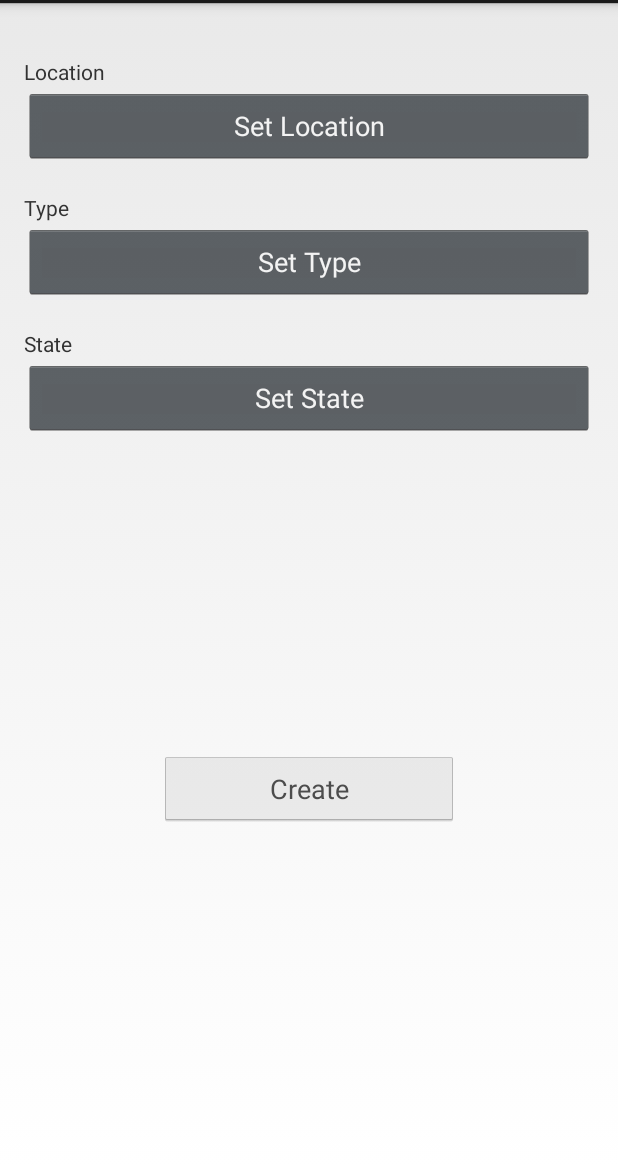
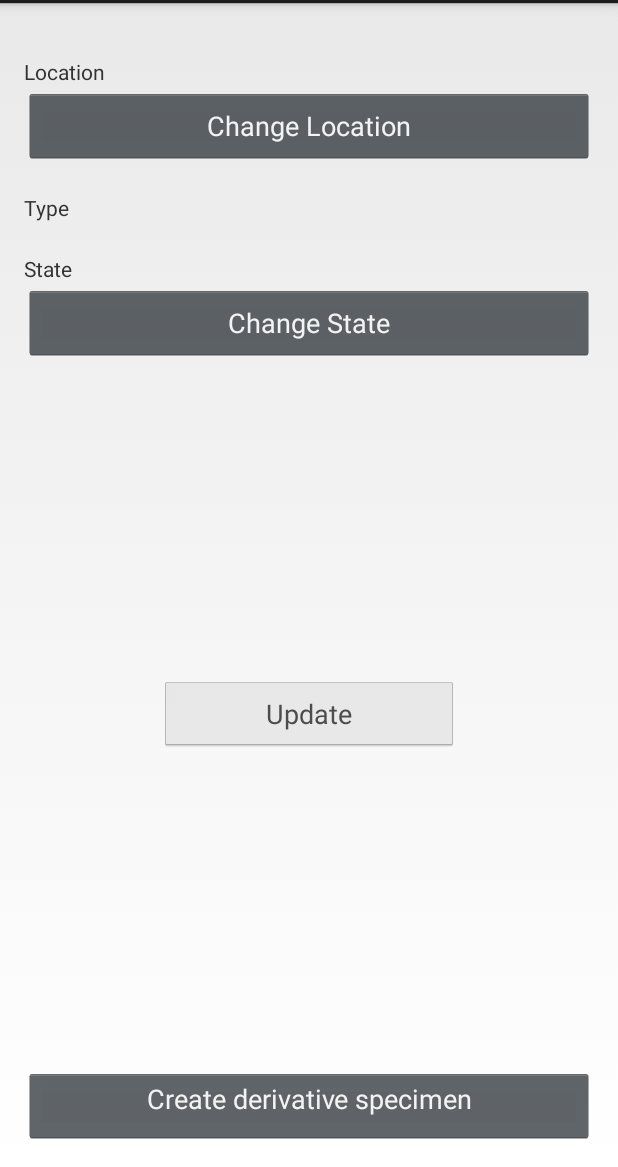
Before and after one commit to specimentracking/sample-tracker-android, an Android app: the fragment EditSpecimenFragment shown on its own in the app's theme, on a phone screen of 412 x 824 dp, the part 69-1236 px from its top. Run offline under Robolectric (Android 15) with nearby library versions, the phone set to English and light mode, and no system bars; libraries missing offline, so code that uses them is left out: roboguice.inject, roboguice.util; 6 statements that could not run were skipped.

Commit message:
UI of specimen edit with connection to derivative creation

```diff
--- a/app/src/main/java/org/galaxyproject/sampletracker/ui/specimen/AbstractSpecimenFragment.java
+++ b/app/src/main/java/org/galaxyproject/sampletracker/ui/specimen/AbstractSpecimenFragment.java
@@ -1,6 +1,8 @@
 package org.galaxyproject.sampletracker.ui.specimen;
 
 import android.app.Activity;
+import android.app.Fragment;
+import android.app.FragmentTransaction;
 import android.content.Intent;
 import android.os.Bundle;
 import android.text.TextUtils;
@@ -95,10 +97,18 @@ abstract class AbstractSpecimenFragment extends BaseFragment implements OnClickL
         mStateValue = (TextView) view.findViewById(R.id.state);
         mSendButton = (Button) view.findViewById(R.id.send);
 
-        view.findViewById(R.id.set_location).setOnClickListener(this);
-        view.findViewById(R.id.set_type).setOnClickListener(this);
-        view.findViewById(R.id.set_state).setOnClickListener(this);
+        bindOnClickListener(view, R.id.set_location);
+        bindOnClickListener(view, R.id.set_type);
+        bindOnClickListener(view, R.id.set_state);
+        bindOnClickListener(view, R.id.derivative);
         mSendButton.setOnClickListener(this);
+    }
+
+    private void bindOnClickListener(View view, int buttonId) {
+        View button = view.findViewById(buttonId);
+        if (button != null) {
+            button.setOnClickListener(this);
+        }
     }
 
     private void bindModel(Specimen specimen) {
@@ -150,6 +160,11 @@ abstract class AbstractSpecimenFragment extends BaseFragment implements OnClickL
                 Intent stateIntent = StatePickerActivity.showIntent(mSpecimen.getSampleData().getState());
                 startActivityForResult(stateIntent, R.id.request_specimen_state);
                 break;
+            case R.id.derivative:
+                Fragment fragment = CreateSpecimenFragment.createDerivative(mSpecimen.getBarcode(), mSpecimen.getId());
+                FragmentTransaction transaction = getFragmentManager().beginTransaction();
+                transaction.replace(android.R.id.content, fragment).addToBackStack(null).commit();
+                break;
             case R.id.send:
                 Preconditions.checkState(isModelValid(mSpecimen));
                 sendModel(mSpecimen);
--- a/app/src/main/java/org/galaxyproject/sampletracker/ui/specimen/EditSpecimenFragment.java
+++ b/app/src/main/java/org/galaxyproject/sampletracker/ui/specimen/EditSpecimenFragment.java
@@ -5,7 +5,10 @@ import android.view.LayoutInflater;
 import android.view.View;
 import android.view.ViewGroup;
 
+import com.google.inject.Inject;
+
 import org.galaxyproject.sampletracker.R;
+import org.galaxyproject.sampletracker.logic.galaxy.SpecimenResourceController;
 import org.galaxyproject.sampletracker.model.galaxy.specimen.Specimen;
 
 /**
@@ -19,9 +22,11 @@ public final class EditSpecimenFragment extends AbstractSpecimenFragment {
         return create(new EditSpecimenFragment(), specimen);
     }
 
+    @Inject private SpecimenResourceController mSpecimenController;
+
     @Override
     public View onCreateView(LayoutInflater inflater, ViewGroup container, Bundle savedInstanceState) {
-        return inflater.inflate(R.layout.frg_specimen_create, container, false); // TODO layout
+        return inflater.inflate(R.layout.frg_specimen_edit, container, false);
     }
 
     @Override
--- a/app/src/main/java/org/galaxyproject/sampletracker/ui/specimen/SpecimenDetailActivity.java
+++ b/app/src/main/java/org/galaxyproject/sampletracker/ui/specimen/SpecimenDetailActivity.java
@@ -50,7 +50,11 @@ public final class SpecimenDetailActivity extends BaseActivity implements Callba
 
     @Override
     public void onBackPressed() {
-        upToParent();
+        if (getFragmentManager().getBackStackEntryCount() > 0) {
+            getFragmentManager().popBackStack();
+        } else {
+            upToParent();
+        }
     }
 
     @Override
--- /dev/null
+++ b/app/src/main/res/layout/frg_specimen_edit.xml
@@ -0,0 +1,102 @@
+<?xml version="1.0" encoding="utf-8"?>
+<LinearLayout xmlns:android="http://schemas.android.com/apk/res/android"
+    style="@style/ContentFrame.Fill"
+    android:orientation="vertical"
+    >
+
+    <LinearLayout
+        android:layout_width="match_parent"
+        android:layout_height="wrap_content"
+        android:layout_marginTop="@dimen/content_vertical_margin"
+        android:orientation="horizontal"
+        >
+
+        <TextView
+            style="@style/Widget.TextView.Label"
+            android:text="@string/specimen_location"
+            />
+
+
+        <TextView
+            android:id="@+id/location"
+            style="@style/Widget.TextView.Value"
+            />
+    </LinearLayout>
+
+    <Button
+        android:id="@+id/set_location"
+        android:layout_width="match_parent"
+        android:layout_height="wrap_content"
+        android:text="@string/specimen_location_change"
+        />
+
+    <LinearLayout
+        android:layout_width="match_parent"
+        android:layout_height="wrap_content"
+        android:layout_marginTop="@dimen/content_vertical_margin"
+        android:orientation="horizontal"
+        >
+
+        <TextView
+            style="@style/Widget.TextView.Label"
+            android:text="@string/specimen_type"
+            />
+
+
+        <TextView
+            android:id="@+id/type"
+            style="@style/Widget.TextView.Value"
+            />
+    </LinearLayout>
+
+    <LinearLayout
+        android:layout_width="match_parent"
+        android:layout_height="wrap_content"
+        android:layout_marginTop="@dimen/content_vertical_margin"
+        android:orientation="horizontal"
+        >
+
+        <TextView
+            style="@style/Widget.TextView.Label"
+            android:text="@string/specimen_state"
+            />
+
+
+        <TextView
+            android:id="@+id/state"
+            style="@style/Widget.TextView.Value"
+            />
+    </LinearLayout>
+
+    <Button
+        android:id="@+id/set_state"
+        android:layout_width="match_parent"
+        android:layout_height="wrap_content"
+        android:text="@string/specimen_state_change"
+        />
+
+    <RelativeLayout
+        android:layout_width="match_parent"
+        android:layout_height="0dp"
+        android:layout_weight="1"
+        >
+
+        <Button
+            android:id="@+id/send"
+            android:layout_width="wrap_content"
+            android:layout_height="wrap_content"
+            android:layout_centerInParent="true"
+            android:enabled="false"
+            android:minWidth="200dp"
+            android:text="@string/glb_update"
+            />
+    </RelativeLayout>
+
+    <Button
+        android:id="@+id/derivative"
+        android:layout_width="match_parent"
+        android:layout_height="wrap_content"
+        android:gravity="center_horizontal"
+        android:text="@string/glb_create_derivative"
+        />
+</LinearLayout>
--- a/app/src/main/res/values/strings.xml
+++ b/app/src/main/res/values/strings.xml
@@ -9,6 +9,7 @@
     <string name="glb_scan_barcode">Scan Barcode</string>
     <string name="glb_create">Create</string>
     <string name="glb_create_derivative">Create derivative specimen</string>
+    <string name="glb_update">Update</string>
     <string name="glb_no_value">NONE</string>
 
     <string name="net_specimen_created">Specimen has been successfully created</string>
```
